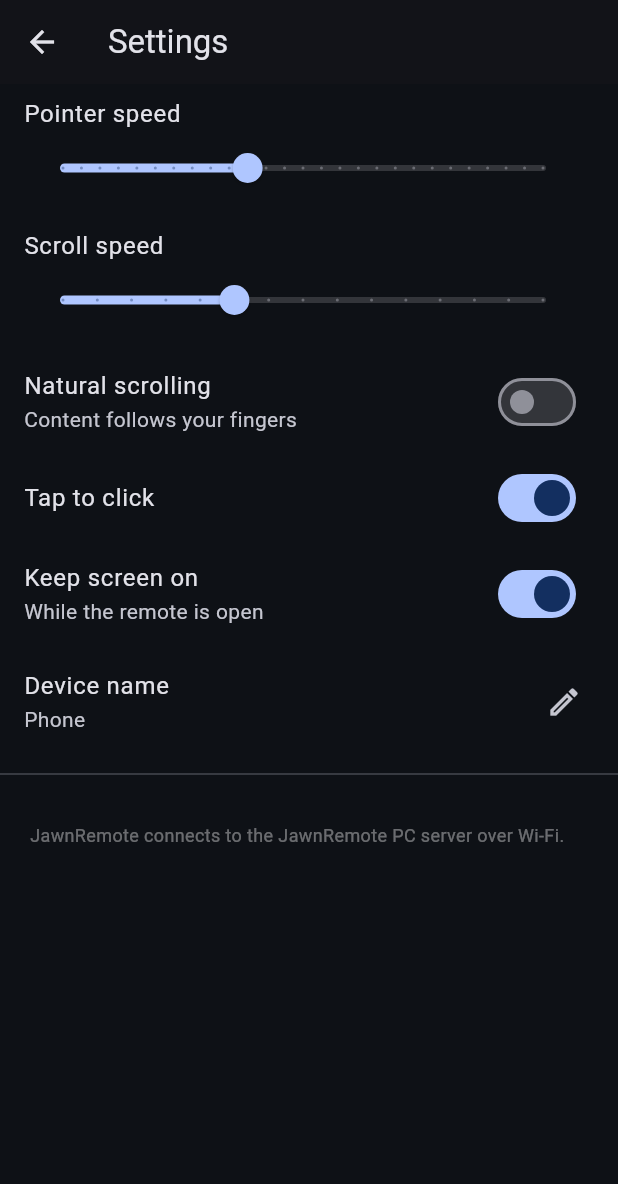
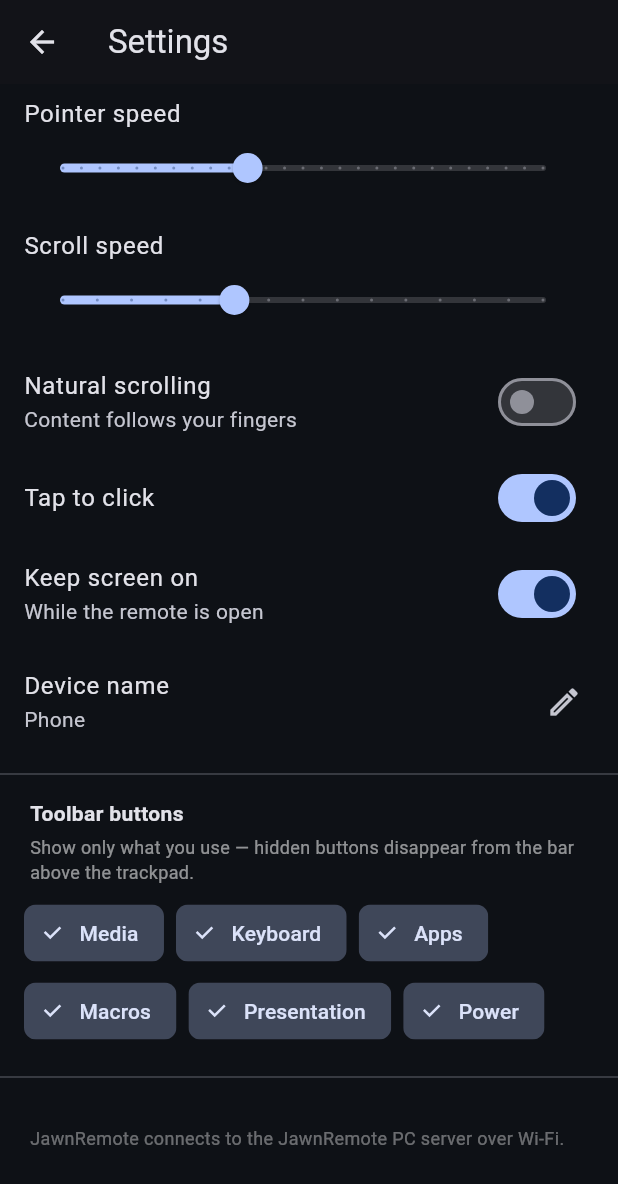
Before and after one commit to GameJawnsInc/JawnRemote, a Flutter app: the screen it shows after launch, after a tap on the "settings" icon, on a phone screen of 412 x 824 dp. Shown: the top 1184 px of the screen. Run offline on Flutter 3.47's test engine with Material 3 defaults, Android fonts, the phone set to English and light mode, and no system bars; our stand-ins replace in_app_purchase, shared_preferences.

Commit message:
App: customizable feature bar — show/hide toolbar buttons (1.7.0+10)
New 'Toolbar buttons' section in Settings (a chip per feature: Media, Keyboard, Apps, Macros, Presentation, Power). Hidden ones are dropped from the bar above the trackpad and the remaining cells redistribute; hiding all collapses the bar entirely. Persisted as a hiddenFeatures set (stores hidden keys, so future features default to visible). Verified on emulator: hid Presentation -> bar dropped to 5 cells live.

Co-Authored-By: Claude Opus 4.8 <noreply@anthropic.com>

```diff
--- /dev/null
+++ b/app/lib/models/feature.dart
@@ -0,0 +1,17 @@
+/// The toggleable buttons on the remote's feature bar, in display order.
+/// Used by Settings (the show/hide chips) and the remote screen (which cells to
+/// render). Keys are persisted in [Settings.hiddenFeatures] — keep them stable.
+class FeatureDef {
+  final String key;
+  final String label;
+  const FeatureDef(this.key, this.label);
+}
+
+const List<FeatureDef> kFeatures = [
+  FeatureDef('media', 'Media'),
+  FeatureDef('keyboard', 'Keyboard'),
+  FeatureDef('apps', 'Apps'),
+  FeatureDef('macros', 'Macros'),
+  FeatureDef('present', 'Presentation'),
+  FeatureDef('power', 'Power'),
+];
--- a/app/lib/screens/remote_screen.dart
+++ b/app/lib/screens/remote_screen.dart
@@ -148,11 +148,10 @@ class _RemoteScreenState extends State<RemoteScreen> {
   /// connected). Media/Keyboard toggle their bottom panels; Present opens the
   /// presenter screen; Power opens the power menu.
   Widget _featureBar(RemoteClient client) {
-    return Material(
-      color: const Color(0xFF161C24),
-      child: Padding(
-        padding: const EdgeInsets.symmetric(horizontal: 4, vertical: 4),
-        child: Row(children: [
+    // Keys must match models/feature.dart. Hidden ones are dropped here.
+    final s = AppScope.of(context).settings;
+    final cells = <Widget>[
+      if (s.isFeatureVisible('media'))
         Expanded(
           child: _FeatureCell(
             icon: Icons.play_circle_outline,
@@ -161,6 +160,7 @@ class _RemoteScreenState extends State<RemoteScreen> {
             onTap: () => setState(() => _media = !_media),
           ),
         ),
+      if (s.isFeatureVisible('keyboard'))
         Expanded(
           child: _FeatureCell(
             icon: _keyboard ? Icons.keyboard_hide : Icons.keyboard,
@@ -169,6 +169,7 @@ class _RemoteScreenState extends State<RemoteScreen> {
             onTap: () => setState(() => _keyboard = !_keyboard),
           ),
         ),
+      if (s.isFeatureVisible('apps'))
         Expanded(
           child: _FeatureCell(
             icon: Icons.apps,
@@ -177,6 +178,7 @@ class _RemoteScreenState extends State<RemoteScreen> {
                 builder: (_) => AppsScreen(client: client))),
           ),
         ),
+      if (s.isFeatureVisible('macros'))
         Expanded(
           child: _FeatureCell(
             icon: Icons.bolt,
@@ -185,6 +187,7 @@ class _RemoteScreenState extends State<RemoteScreen> {
                 builder: (_) => MacrosScreen(client: client))),
           ),
         ),
+      if (s.isFeatureVisible('present'))
         Expanded(
           child: _FeatureCell(
             icon: Icons.slideshow,
@@ -193,6 +196,7 @@ class _RemoteScreenState extends State<RemoteScreen> {
                 builder: (_) => PresentationScreen(client: client))),
           ),
         ),
+      if (s.isFeatureVisible('power'))
         Expanded(
           child: PopupMenuButton<String>(
             tooltip: 'Power',
@@ -211,7 +215,13 @@ class _RemoteScreenState extends State<RemoteScreen> {
             ),
           ),
         ),
-        ]),
+    ];
+    if (cells.isEmpty) return const SizedBox.shrink();
+    return Material(
+      color: const Color(0xFF161C24),
+      child: Padding(
+        padding: const EdgeInsets.symmetric(horizontal: 4, vertical: 4),
+        child: Row(children: cells),
       ),
     );
   }
@@ -241,7 +251,7 @@ class _RemoteScreenState extends State<RemoteScreen> {
     final scope = AppScope.of(context);
     final client = scope.client;
     return ListenableBuilder(
-      listenable: client,
+      listenable: Listenable.merge([client, scope.settings]),
       builder: (context, _) {
         if (client.isConnected) _saveHostOnce(client);
         if (client.isConnected != _intercepting) {
--- a/app/lib/screens/settings_screen.dart
+++ b/app/lib/screens/settings_screen.dart
@@ -1,5 +1,6 @@
 import 'package:flutter/material.dart';
 import '../app_scope.dart';
+import '../models/feature.dart';
 
 class SettingsScreen extends StatelessWidget {
   const SettingsScreen({super.key});
@@ -79,6 +80,34 @@ class SettingsScreen extends StatelessWidget {
             ),
             const Divider(height: 24),
             const Padding(
+              padding: EdgeInsets.fromLTRB(20, 4, 20, 0),
+              child: Text('Toolbar buttons',
+                  style: TextStyle(fontWeight: FontWeight.bold)),
+            ),
+            const Padding(
+              padding: EdgeInsets.fromLTRB(20, 4, 20, 8),
+              child: Text(
+                'Show only what you use — hidden buttons disappear from the bar above the trackpad.',
+                style: TextStyle(color: Colors.white54, fontSize: 12),
+              ),
+            ),
+            Padding(
+              padding: const EdgeInsets.fromLTRB(16, 0, 16, 8),
+              child: Wrap(
+                spacing: 8,
+                runSpacing: 4,
+                children: [
+                  for (final f in kFeatures)
+                    FilterChip(
+                      label: Text(f.label),
+                      selected: s.isFeatureVisible(f.key),
+                      onSelected: (v) => s.setFeatureVisible(f.key, v),
+                    ),
+                ],
+              ),
+            ),
+            const Divider(height: 24),
+            const Padding(
               padding: EdgeInsets.all(20),
               child: Text(
                 'JawnRemote connects to the JawnRemote PC server over Wi-Fi.',
--- a/app/lib/services/settings.dart
+++ b/app/lib/services/settings.dart
@@ -16,6 +16,7 @@ class Settings extends ChangeNotifier {
   String deviceName = 'Phone';
   List<RemoteHost> hosts = [];
   List<Macro> macros = [];
+  Set<String> hiddenFeatures = {}; // feature-bar buttons the user hid
 
   Future<void> load() async {
     _p = await SharedPreferences.getInstance();
@@ -40,6 +41,7 @@ class Settings extends ChangeNotifier {
         .map(Macro.decode)
         .whereType<Macro>()
         .toList();
+    hiddenFeatures = (_p.getStringList('hiddenFeatures') ?? []).toSet();
     notifyListeners();
   }
 
@@ -103,4 +105,16 @@ class Settings extends ChangeNotifier {
     await _p.setStringList('macros', macros.map((m) => m.encode()).toList());
     notifyListeners();
   }
+
+  bool isFeatureVisible(String key) => !hiddenFeatures.contains(key);
+
+  Future<void> setFeatureVisible(String key, bool visible) async {
+    if (visible) {
+      hiddenFeatures.remove(key);
+    } else {
+      hiddenFeatures.add(key);
+    }
+    await _p.setStringList('hiddenFeatures', hiddenFeatures.toList());
+    notifyListeners();
+  }
 }
--- a/app/pubspec.yaml
+++ b/app/pubspec.yaml
@@ -16,7 +16,7 @@ publish_to: 'none' # Remove this line if you wish to publish to pub.dev
 # https://developer.apple.com/library/archive/documentation/General/Reference/InfoPlistKeyReference/Articles/CoreFoundationKeys.html
 # In Windows, build-name is used as the major, minor, and patch parts
 # of the product and file versions while build-number is used as the build suffix.
-version: 1.6.1+9
+version: 1.7.0+10
 
 environment:
   sdk: ^3.12.0
```
Lines whose indentation alone changed are shown as unchanged.
